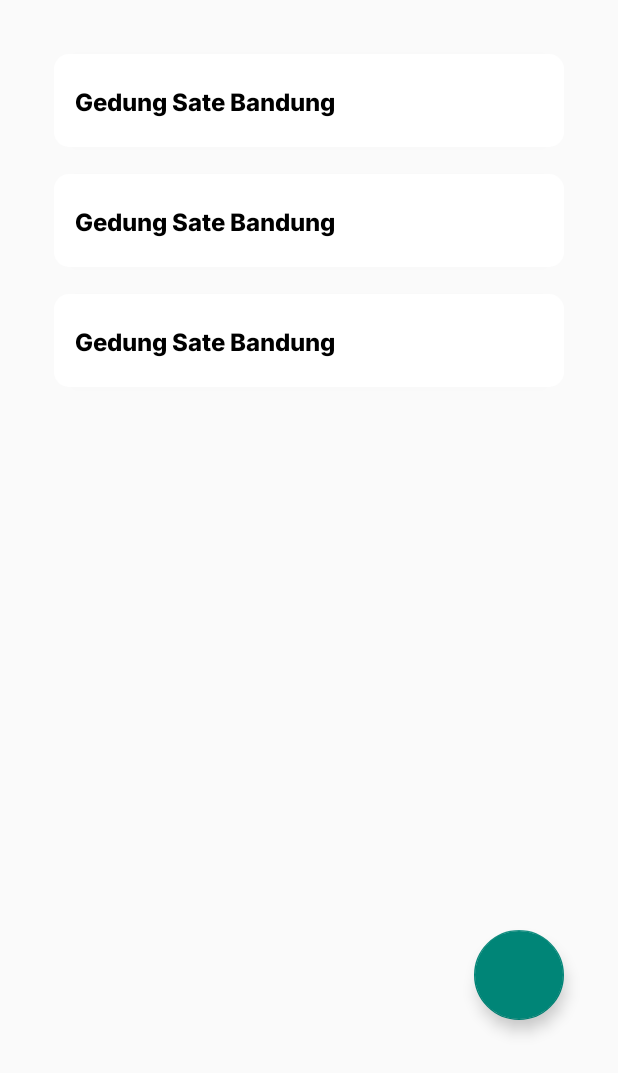
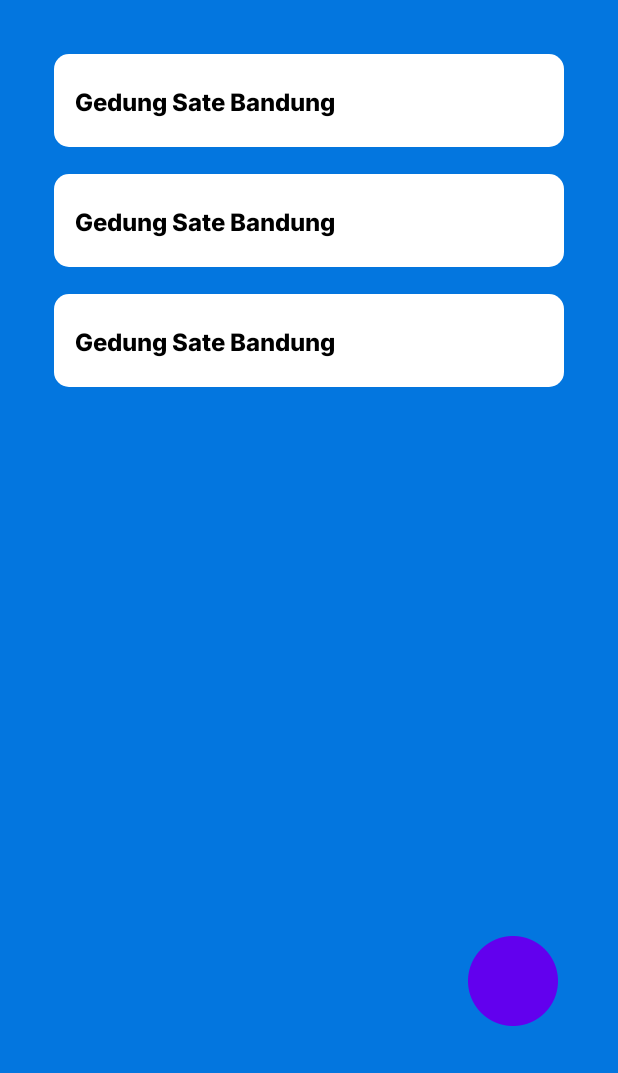
Before and after one commit to ajiepanca0/App_PendataanAset, an Android app: the layout activity_building_asset.xml on its own in the app's theme, with its tools: preview values and no code run, on a phone screen of 412 x 824 dp. Shown: the top 1073 px of the screen. Run offline under Robolectric (Android 15) with nearby library versions, the phone set to English and light mode, and no system bars.

Commit message:
update building_asset

```diff
--- a/app/src/main/AndroidManifest.xml
+++ b/app/src/main/AndroidManifest.xml
@@ -9,6 +9,12 @@
         android:roundIcon="@mipmap/ic_launcher_round"
         android:supportsRtl="true"
         android:theme="@style/Theme.AsetDaerah_App">
+        <activity
+            android:name=".BuildingAsset"
+            android:exported="false" />
+        <activity
+            android:name=".AddBuildingAsset"
+            android:exported="false" />
         <activity
             android:name=".RegisterActivity"
             android:exported="false" />
--- a/app/src/main/res/drawable/bg_btn_fab.xml
+++ b/app/src/main/res/drawable/bg_btn_fab.xml
@@ -1,6 +1,9 @@
 <?xml version="1.0" encoding="utf-8"?>
-<shape xmlns:android="http://schemas.android.com/apk/res/android"
-    android:shape="oval">
-    <solid android:color="@color/RegalBlue" />
-    <corners android:radius="10dp" />
-</shape>
+<ripple xmlns:android="http://schemas.android.com/apk/res/android"
+    android:color="#c20586">
+    <item>
+        <shape android:shape="oval">
+            <solid android:color="@color/RegalBlue"/>
+        </shape>
+    </item>
+</ripple>
--- a/app/src/main/res/drawable/ic_add_circle.xml
+++ /dev/null
@@ -1,5 +0,0 @@
-<vector android:height="24dp" android:tint="#FFFFFF"
-    android:viewportHeight="24" android:viewportWidth="24"
-    android:width="24dp" xmlns:android="http://schemas.android.com/apk/res/android">
-    <path android:fillColor="@android:color/white" android:pathData="M13,7h-2v4L7,11v2h4v4h2v-4h4v-2h-4L13,7zM12,2C6.48,2 2,6.48 2,12s4.48,10 10,10 10,-4.48 10,-10S17.52,2 12,2zM12,20c-4.41,0 -8,-3.59 -8,-8s3.59,-8 8,-8 8,3.59 8,8 -3.59,8 -8,8z"/>
-</vector>
--- a/app/src/main/res/layout/activity_building_asset.xml
+++ b/app/src/main/res/layout/activity_building_asset.xml
@@ -4,6 +4,7 @@
     xmlns:tools="http://schemas.android.com/tools"
     android:layout_width="match_parent"
     android:layout_height="match_parent"
+    android:background="@color/silentBlue"
     tools:context=".BuildingAsset">
 
     <androidx.recyclerview.widget.RecyclerView
@@ -16,12 +17,13 @@
         app:layout_constraintTop_toTopOf="parent"
         tools:listitem="@layout/item_building_asset" />
 
-    <com.google.android.material.floatingactionbutton.FloatingActionButton
-        android:layout_width="60dp"
-        android:layout_height="60dp"
+    <com.google.android.material.button.MaterialButton
+        android:layout_width="68dp"
+        android:layout_height="68dp"
         android:layout_marginTop="70dp"
         android:layout_marginEnd="36dp"
-        android:background="@drawable/bg_btn_fab"
+        android:background="@drawable/ic_plus"
+        android:gravity="center_vertical|center_horizontal"
         app:layout_constraintEnd_toEndOf="parent"
         app:layout_constraintTop_toBottomOf="@+id/rv_item_building_asset" />
 
--- a/app/src/main/res/values/colors.xml
+++ b/app/src/main/res/values/colors.xml
@@ -7,4 +7,8 @@
     <color name="teal_700">#FF018786</color>
     <color name="black">#FF000000</color>
     <color name="white">#FFFFFFFF</color>
+    <color name="silentBlue">#0376DF</color>
+    <color name="colorPrimary">#D9D9D9</color>
+    <color name="GreenWhite">#EAEAEA</color>
+    <color name="RegalBlue">#063A69</color>
 </resources>
--- a/app/src/main/res/values/preloaded_fonts.xml
+++ b/app/src/main/res/values/preloaded_fonts.xml
@@ -1,6 +1,10 @@
 <?xml version="1.0" encoding="utf-8"?>
 <resources>
     <array name="preloaded_fonts" translatable="false">
+        <item>@font/inter_bold</item>
+        <item>@font/inter_extrabold</item>
+        <item>@font/inter_medium</item>
+        <item>@font/inter_thin</item>
         <item>@font/poppins_semibold</item>
     </array>
 </resources>
--- a/build.gradle
+++ b/build.gradle
@@ -2,7 +2,7 @@
 plugins {
     id 'com.android.application' version '7.1.3' apply false
     id 'com.android.library' version '7.1.3' apply false
-    id 'org.jetbrains.kotlin.android' version '1.6.20' apply false
+    id 'org.jetbrains.kotlin.android' version '1.6.21' apply false
 }
 
 task clean(type: Delete) {
```
Also changed, not shown: app/src/main/res/values/strings.xml (+8 -0 lines), app/src/main/res/drawable/ic_plus.png (added).
